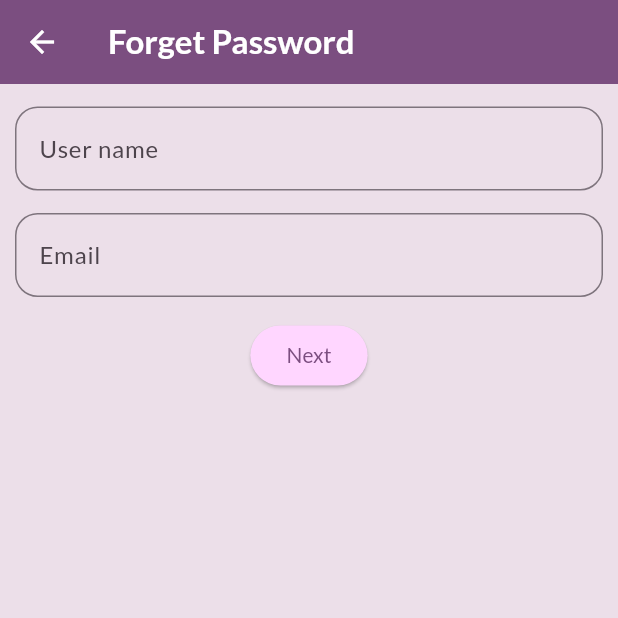
After one commit to Github-2lu/password_bank_flutter, a Flutter app: the screen it shows after launch, after a tap on "Forget Password", on a phone screen of 412 x 824 dp, the top half of it. The commit adds this screen. Run offline on Flutter 3.47's test engine with Material 3 defaults, Android fonts, the phone set to English and light mode, and no system bars; our stand-ins replace google_fonts, sqflite; missing offline and left inert: encrypt, mailer; accounts and stored records are empty.

Commit message:
added forgot password

```diff
--- a/lib/keys/master_key.dart
+++ b/lib/keys/master_key.dart
@@ -1 +1,5 @@
 const masterKey = "root";
+
+const serverEmail = "sudipdatta2002@gmail.com";
+
+const serverEmailPassword = "pahifrmjjjwahdnr";
--- a/lib/models/data_models.dart
+++ b/lib/models/data_models.dart
@@ -9,16 +9,18 @@ class UserInfo {
   final String id;
   String name;
   String password;
+  String emailId;
 
-  UserInfo({required this.name, required this.password}) : id = uuid.v4();
+  UserInfo({required this.name, required this.password, required this.emailId}) : id = uuid.v4();
 
   UserInfo.fromJson(Map<String, dynamic> userInfoJson)
       : id = userInfoJson["id"],
         name = userInfoJson["name"],
-        password = userInfoJson["password"];
+        password = userInfoJson["password"],
+        emailId = userInfoJson["emailId"];
 
   Map<String, dynamic> toJson() =>
-      {"id": id, "name": name, "password": password};
+      {"id": id, "name": name, "password": password, "emailId": emailId};
 }
 
 class PasswordInfo {
--- /dev/null
+++ b/lib/screens/forget_password.dart
@@ -0,0 +1,162 @@
+import 'package:flutter/material.dart';
+import 'package:mailer/mailer.dart';
+import 'package:mailer/smtp_server.dart';
+import 'package:password_bank_flutter/models/data_models.dart';
+import 'dart:math';
+import 'package:password_bank_flutter/keys/master_key.dart';
+import 'package:password_bank_flutter/services/database_helper.dart';
+import 'package:password_bank_flutter/widgets/change_password.dart';
+import 'package:password_bank_flutter/widgets/otp_form.dart';
+
+class ForgetPassword extends StatefulWidget {
+  const ForgetPassword({super.key});
+
+  @override
+  State<ForgetPassword> createState() {
+    return _ForgetPasswordState();
+  }
+}
+
+class _ForgetPasswordState extends State<ForgetPassword> {
+  bool isUserInDB = false;
+  bool isMailSend = false;
+  bool isOtpCorrect = false;
+  final _userNameController = TextEditingController();
+  final _userEmailController = TextEditingController();
+  int? otp;
+  UserInfo? user;
+
+  void _showSnackBarMessage(String message) {
+    ScaffoldMessenger.of(context).clearSnackBars();
+    ScaffoldMessenger.of(context).showSnackBar(
+      SnackBar(
+        content: Text(message),
+      ),
+    );
+  }
+
+  void sendEmail() async {
+    const String username = serverEmail;
+    const String password = serverEmailPassword;
+    final smtpServer = gmail(username, password);
+    Random random = Random();
+    otp = random.nextInt(9999);
+
+    final message = Message()
+      ..from = Address(username, _userNameController.text)
+      ..recipients.add(_userEmailController.text)
+      ..subject = "Password Change"
+      ..text = "OTP: $otp";
+    final sendStatus = send(message, smtpServer);
+    sendStatus.whenComplete(() {
+      setState(() {
+        isMailSend = true;
+      });
+    });
+  }
+
+  Future<UserInfo?> findUser() async {
+    final allUsers = await UserDatabaseHelper.getAllUsers();
+    if (allUsers != null) {
+      for (final user in allUsers) {
+        if (user.name == _userNameController.text &&
+            user.emailId == _userEmailController.text) {
+          return user;
+        }
+      }
+    }
+    return null;
+  }
+
+  void userEntered() async {
+    if (_userNameController.text == "" || _userEmailController.text == "") {
+      _showSnackBarMessage("Name and Email field can't be empty");
+      return;
+    }
+
+    user = await findUser();
+    if (user == null) {
+      _showSnackBarMessage("No User found");
+      return;
+    }
+    setState(() {
+      isUserInDB = true;
+    });
+    sendEmail();
+  }
+
+  void _correctOtp() {
+    setState(() {
+      isOtpCorrect = true;
+    });
+  }
+
+  @override
+  void dispose() {
+    _userNameController.dispose();
+    _userEmailController.dispose();
+    super.dispose();
+  }
+
+  @override
+  Widget build(BuildContext context) {
+    Widget mainContent;
+    mainContent = Column(children: [
+      const SizedBox(
+        height: 15,
+      ),
+      Padding(
+        padding: const EdgeInsets.symmetric(horizontal: 10),
+        child: TextFormField(
+          decoration: const InputDecoration(label: Text("User name")),
+          controller: _userNameController,
+        ),
+      ),
+      const SizedBox(
+        height: 15,
+      ),
+      Padding(
+        padding: const EdgeInsets.symmetric(horizontal: 10),
+        child: TextFormField(
+          decoration: const InputDecoration(label: Text("Email")),
+          controller: _userEmailController,
+        ),
+      ),
+      const SizedBox(
+        height: 15,
+      ),
+      ElevatedButton(onPressed: userEntered, child: const Text("Next"))
+    ]);
+
+    if (isUserInDB && !isMailSend) {
+      mainContent = const Center(
+        child: CircularProgressIndicator(),
+      );
+    } else if (isMailSend && !isOtpCorrect) {
+      mainContent = OtpForm(realOtp: otp!, onCorrectOtp: _correctOtp);
+    } else if (isOtpCorrect) {
+      mainContent = ChangePassword(user: user!);
+    }
+
+    return Scaffold(
+      appBar: AppBar(
+        leading: IconButton(
+          onPressed: () {
+            Navigator.pop(context);
+          },
+          icon: Icon(
+            Icons.arrow_back,
+            color: Theme.of(context).colorScheme.onPrimary,
+          ),
+        ),
+        title: Text(
+          "Forget Password",
+          style: Theme.of(context).textTheme.titleLarge!.copyWith(
+              color: Theme.of(context).colorScheme.onPrimary,
+              fontWeight: FontWeight.bold),
+        ),
+      ),
+      body: mainContent,
+    );
+  }
+}
--- a/lib/screens/user.dart
+++ b/lib/screens/user.dart
@@ -21,7 +21,6 @@ class UserScreen extends StatefulWidget {
 }
 
 class _UserScreenState extends State<UserScreen> {
-  // bool isReadOnly = true;
   final userDB = UserDatabaseHelper();
   final passwordDB = PasswordDatabaseHelper();
   late final UserInfo currentUser;
@@ -30,7 +29,6 @@ class _UserScreenState extends State<UserScreen> {
     setState(() {
       currentUser.name = name;
     });
-    // currentUser.password = getPasswordHash(password);
     widget.onSaveEditedUser(name, password);
   }
 
--- a/lib/services/database_helper.dart
+++ b/lib/services/database_helper.dart
@@ -7,12 +7,9 @@ class UserDatabaseHelper {
   static const String dbName = "data.db";
   static const String tableName = "User";
 
-  // DatabaseHelper({required this.dbName, required this.tableName});
-
   static Future<Database> _getDB() async {
     const String dbCreateSql =
-        "CREATE TABLE $tableName (id TEXT PRIMARY KEY, name VARCHAR NOT NULL, password VARCHAR NOT NULL);";
-    // print(join(await getDatabasesPath(), dbName));
+        "CREATE TABLE $tableName (id TEXT PRIMARY KEY, name VARCHAR NOT NULL, password VARCHAR NOT NULL, emailId VARCHAR NOT NULL);";
     return openDatabase(join(await getDatabasesPath(), dbName),
         onCreate: (db, version) async => await db.execute(dbCreateSql),
         version: _version);
@@ -20,7 +17,6 @@ class UserDatabaseHelper {
 
   static Future<int> addUser(UserInfo user) async {
     final db = await _getDB();
-    // print("${user.id}, ${user.name}, ${user.password}");
     return await db.insert(tableName, user.toJson(),
         conflictAlgorithm: ConflictAlgorithm.replace);
   }
@@ -57,12 +53,9 @@ class PasswordDatabaseHelper {
   static const String dbName = "data1.db";
   static const String tableName = "Test";
 
-  // DatabaseHelper({required this.dbName, required this.tableName});
-
   static Future<Database> _getDB() async {
     const String dbCreateSql =
         "CREATE TABLE $tableName (id TEXT PRIMARY KEY, title VARCHAR NOT NULL, password VARCHAR NOT NULL, about VARCHAR,  userId  VARCHAR NOT NULL);";
-    // print(join(await getDatabasesPath(), dbName));
     return openDatabase(join(await getDatabasesPath(), dbName),
         onCreate: (db, version) async => await db.execute(dbCreateSql),
         version: _version);
@@ -70,8 +63,6 @@ class PasswordDatabaseHelper {
 
   static Future<int> addPassword(PasswordInfo password) async {
     final db = await _getDB();
-    // print(
-    // "${password.id}, ${password.title}, ${password.password}, ${password.about}, ${password.userId}");
     return await db.insert(tableName, password.toJson(),
         conflictAlgorithm: ConflictAlgorithm.replace);
   }
--- a/lib/services/hash_encr_dcr.dart
+++ b/lib/services/hash_encr_dcr.dart
@@ -8,7 +8,6 @@ String getPasswordHash(String password) {
 
 String encryptPassword(String userPassword, String password) {
   final keyString = userPassword.padRight(16, 'a').substring(0, 16);
-  // print(keyString);
   final key = encryption.Key.fromUtf8(keyString);
   final encryptor =
       encryption.Encrypter(encryption.AES(key, mode: encryption.AESMode.cbc));
--- a/lib/widgets/log_in_form.dart
+++ b/lib/widgets/log_in_form.dart
@@ -1,9 +1,11 @@
 import 'package:flutter/material.dart';
 import 'package:password_bank_flutter/models/data_models.dart';
+import 'package:password_bank_flutter/screens/forget_password.dart';
 import 'package:password_bank_flutter/screens/passwords.dart';
 import 'package:password_bank_flutter/screens/root_user.dart';
 import 'package:password_bank_flutter/services/database_helper.dart';
 import 'package:password_bank_flutter/services/hash_encr_dcr.dart';
+import 'package:password_bank_flutter/widgets/create_user.dart';
 
 class LogInForm extends StatefulWidget {
   const LogInForm({super.key});
@@ -15,7 +17,6 @@ class LogInForm extends StatefulWidget {
 }
 
 class _LogInFormState extends State<LogInForm> {
-  // final userDatabase = UserDatabaseHelper();
   final _userNameController = TextEditingController();
   final _passwordController = TextEditingController();
 
@@ -25,7 +26,6 @@ class _LogInFormState extends State<LogInForm> {
       MaterialPageRoute(
         builder: (ctx) => PasswordsScreen(
           user: user,
-          // originalUserPassword: _passwordController.text,
         ),
       ),
     );
@@ -38,30 +38,6 @@ class _LogInFormState extends State<LogInForm> {
         content: Text(message),
       ),
     );
-  }
-
-  void createUser() async {
-    if (_userNameController.text == "" || _passwordController.text == "") {
-      _showSnackBarMessage("name and password Field can't be empty");
-      return;
-    }
-
-    final passwordHash = getPasswordHash(_passwordController.text);
-
-    final allUsers = await UserDatabaseHelper.getAllUsers();
-    if (allUsers != null) {
-      for (final user in allUsers) {
-        if (user.name == _userNameController.text &&
-            user.password == passwordHash) {
-          _showSnackBarMessage("User alredy Exist in Database.");
-          return;
-        }
-      }
-    }
-
-    UserDatabaseHelper.addUser(
-        UserInfo(name: _userNameController.text, password: passwordHash));
-    _showSnackBarMessage("User added to Database");
   }
 
   void _showRootUserScreen() {
@@ -94,8 +70,6 @@ class _LogInFormState extends State<LogInForm> {
       }
     }
 
-    // print('id : ${allUsers![0].id} users: ${allUsers[0].name} password: ${allUsers[0].password}');
-
     if (user == null) {
       _showSnackBarMessage("User not in the Database.");
       return;
@@ -113,7 +87,6 @@ class _LogInFormState extends State<LogInForm> {
           Padding(
             padding: const EdgeInsets.symmetric(horizontal: 10),
             child: TextFormField(
-              // decoration: Theme.of(context).inputDecorationTheme.copyWith(),
               decoration: const InputDecoration(label: Text("User name")),
               controller: _userNameController,
             ),
@@ -131,15 +104,27 @@ class _LogInFormState extends State<LogInForm> {
           const SizedBox(
             height: 20,
           ),
+          ElevatedButton(onPressed: logIn, child: const Text("Log In")),
           Row(
-            mainAxisSize: MainAxisSize.min,
             children: [
-              ElevatedButton(onPressed: logIn, child: const Text("Log In")),
-              const SizedBox(
-                width: 10,
-              ),
-              ElevatedButton(
-                  onPressed: createUser, child: const Text("Create User"))
+              TextButton(
+                  onPressed: () {
+                    Navigator.push(
+                        context,
+                        MaterialPageRoute(
+                            builder: (ctx) => const ForgetPassword()));
+                  },
+                  child: const Text("Forget Password")),
+              const Spacer(),
+              TextButton(
+                  onPressed: () {
+                    showModalBottomSheet(
+                        context: context,
+                        useSafeArea: true,
+                        isScrollControlled: true,
+                        builder: (ctx) => const CreateUser());
+                  },
+                  child: const Text("Create new User"))
             ],
           ),
         ],
--- a/pubspec.yaml
+++ b/pubspec.yaml
@@ -41,6 +41,7 @@ dependencies:
   crypto: ^3.0.3
   encrypt: ^5.0.3
   uuid: ^4.3.3
+  mailer: ^6.0.1
 
 dev_dependencies:
   flutter_test:
```
Also changed, not shown: lib/screens/passwords.dart (+0 -48 lines), lib/screens/root_user.dart (+16 -8 lines), lib/widgets/change_password.dart (added, +67 -0 lines), lib/widgets/create_user.dart (added, +138 -0 lines), lib/widgets/new_password.dart (+8 -0 lines), lib/widgets/otp_form.dart (added, +64 -0 lines), lib/widgets/user_edit_form.dart (+24 -4 lines), lib/widgets/user_info_change.dart (+7 -3 lines), pubspec.lock.
